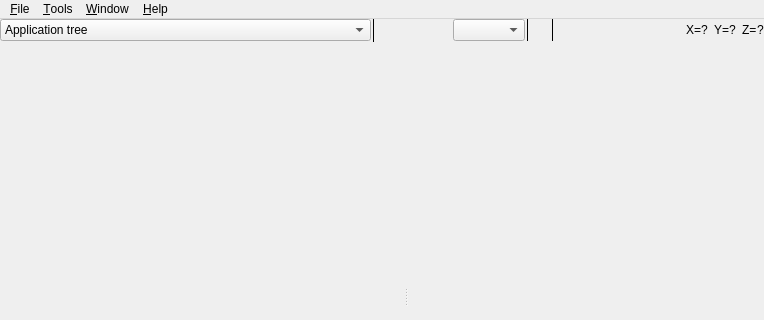
Above: src/mainwindow.ui from fougue/mayo before the change; both pictures show x 0 to 764 and y 0 to 320 of the 764 by 572 pixel window. Below: the same form after it.
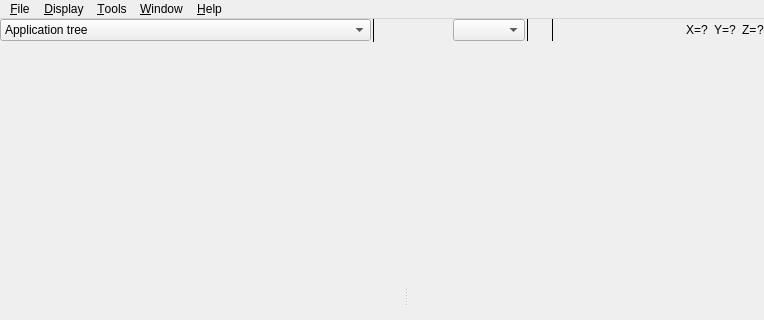
That is the form after the change. Icons and pictures are not drawn. Custom widgets are drawn as their Qt base class.

Patch:
```diff
--- a/src/mainwindow.ui
+++ b/src/mainwindow.ui
@@ -581,7 +581,14 @@
     <addaction name="actionPreviousDoc"/>
     <addaction name="actionNextDoc"/>
    </widget>
+   <widget class="QMenu" name="menu_Display">
+    <property name="title">
+     <string>&amp;Display</string>
+    </property>
+    <addaction name="actionToggleOriginTrihedron"/>
+   </widget>
    <addaction name="menu_File"/>
+   <addaction name="menu_Display"/>
    <addaction name="menu_Options"/>
    <addaction name="menu_Window"/>
    <addaction name="menu_Help"/>
```
Left out of the diff: 5 changed lines with no effect on the pictures.
